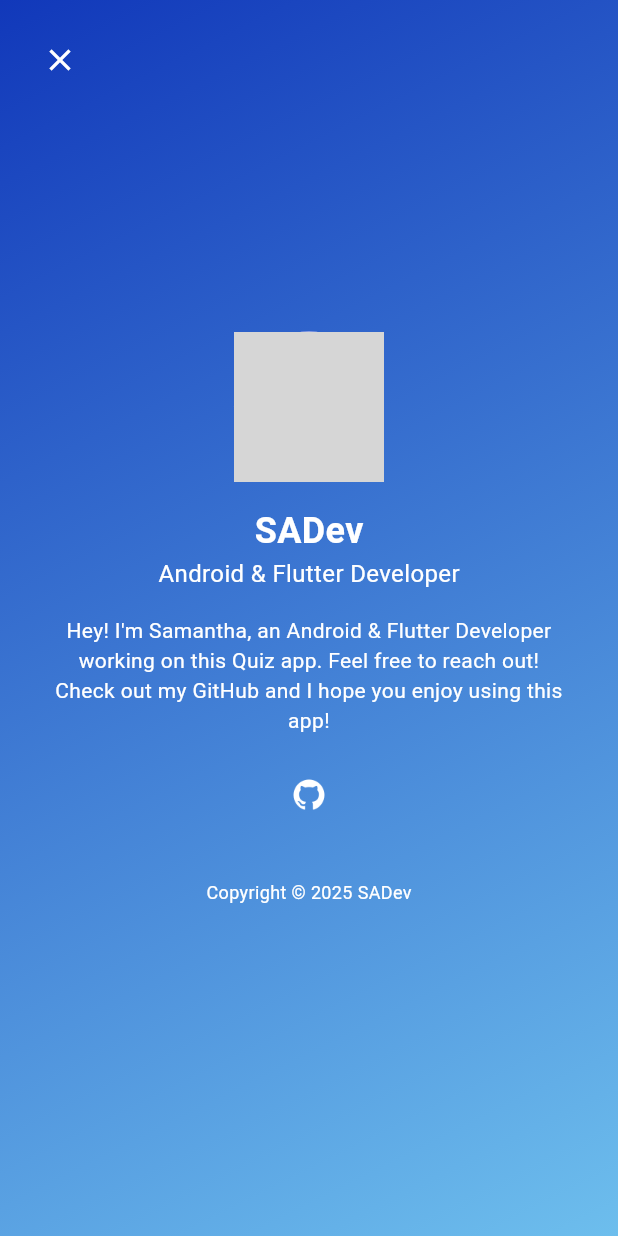
After one commit to Samantha9995/DeveloperSoul, a Flutter app: the AboutMePage screen opened directly, on a phone screen of 412 x 824 dp. The commit adds this screen. Run offline on Flutter 3.47's test engine with Material 3 defaults, Android fonts, the phone set to English and light mode, and no system bars; our stand-ins replace google_fonts; network calls fail; grey boxes are pictures that could not be loaded.

Commit message:
Add about me

```diff
--- /dev/null
+++ b/lib/about_me.dart
@@ -0,0 +1,96 @@
+// import 'package:easy_localization/easy_localization.dart';
+import 'package:flutter/material.dart';
+// import 'package:get/get.dart';
+// import 'package:url_launcher/url_launcher.dart';
+
+// Copyright (c) 2025 SADev. All rights reserved.
+
+class AboutMePage extends StatelessWidget {
+  const AboutMePage({super.key});
+
+  @override
+  Widget build(BuildContext context) {
+    return Scaffold(
+      body: Stack(children: [
+        Container(
+          decoration: const BoxDecoration(
+            gradient: LinearGradient(colors: [
+              Color.fromARGB(255, 17, 56, 186),
+              Color.fromARGB(255, 109, 190, 237)
+            ], begin: Alignment.topLeft, end: Alignment.bottomRight),
+          ),
+          child: Center(
+            child: Center(
+              child: Column(
+                mainAxisAlignment: MainAxisAlignment.center,
+                children: [
+                  const CircleAvatar(
+                    radius: 50,
+                    backgroundImage: NetworkImage(
+                        'https://avatars.githubusercontent.com/u/47018729?s=400&u=ac0b960ea6d173bf2403ab5e9a465071665e6da4&v=4'),
+                  ),
+                  const SizedBox(height: 16),
+                  const Text('SADev',
+                      style: TextStyle(
+                          fontSize: 24,
+                          fontWeight: FontWeight.bold,
+                          color: Colors.white)),
+                  const Text('Android & Flutter Developer',
+                      style: TextStyle(fontSize: 16, color: Colors.white)),
+                  const SizedBox(height: 16),
+                  const Padding(
+                    padding: EdgeInsets.symmetric(horizontal: 32.0),
+                    child: Text(
+                      "Hey! I'm Samantha, an Android & Flutter Developer working on this Quiz app. Feel free to reach out! Check out my GitHub and I hope you enjoy using this app!",
+                      textAlign: TextAlign.center,
+                      style: TextStyle(fontSize: 14, color: Colors.white),
+                    ),
+                  ),
+                  const SizedBox(height: 16),
+                  Row(
+                    mainAxisAlignment: MainAxisAlignment.center,
+                    children: [
+                      IconButton(
+                          icon: Image.asset(
+                            'assets/images/github_icon.png',
+                            width: 24,
+                            height: 24,
+                            color: Colors.white,
+                          ),
+                          onPressed: () async {
+                            // Mark the function as async
+                            final Uri url =
+                                Uri.parse('https://github.com/Samantha9995');
+                            // if (await canLaunchUrl(url)) {
+                            //   // Check if the URL can be launched
+                            //   await launchUrl(url); // Launch the URL
+                            // } else {
+                            //   // Handle the error if the URL couldn't be launched
+                            //   logger.e('Could not launch gitURL');
+                            //   // Optionally, show an error message to the user using a SnackBar or AlertDialog
+                            // }
+                          }),
+                    ],
+                  ),
+                  const SizedBox(height: 32),
+                  const Text('Copyright © 2025 SADev',
+                      style: TextStyle(fontSize: 12, color: Colors.white)),
+                ],
+              ),
+            ),
+          ),
+        ),
+        Positioned(
+          top: 16,
+          left: 16,
+          child: IconButton(
+            icon: const Icon(Icons.close, color: Colors.white),
+            onPressed: () {
+              Navigator.pop(context);
+            },
+          ),
+        ),
+      ]),
+    );
+  }
+}
--- a/lib/quiz.dart
+++ b/lib/quiz.dart
@@ -53,6 +53,7 @@ class _QuizState extends State<Quiz> {
     }
 
     return MaterialApp(
+      // debugShowCheckedModeBanner: false,
             home: Scaffold(
                 body: Container (
                   decoration: const BoxDecoration(
--- a/pubspec.yaml
+++ b/pubspec.yaml
@@ -62,6 +62,7 @@ flutter:
   # To add assets to your application, add an assets section, like this:
   assets:
     - assets/images/quiz-logo.png
+    - assets/images/github_icon.png
 
   # An image asset can refer to one or more resolution-specific "variants", see
   # https://flutter.dev/assets-and-images/#resolution-aware
```
Also changed, not shown: lib/main_quiz.dart (+47 -21 lines), assets/images/github_icon.png (added).
